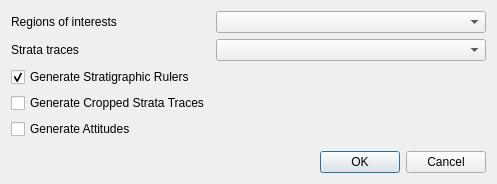
luca-penasa/vombat, file vombatlib/tools/AnalyzerDlg.ui: the form before one commit.
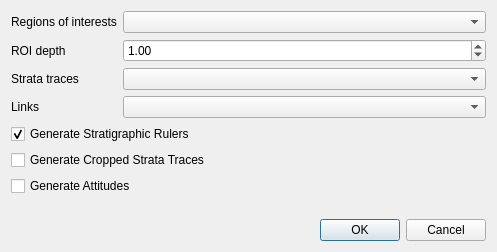
The form after the commit. Custom widgets are drawn as their Qt base class.

What changed in the file:
```diff
--- a/vombatlib/tools/AnalyzerDlg.ui
+++ b/vombatlib/tools/AnalyzerDlg.ui
@@ -7,12 +7,14 @@
     <x>0</x>
     <y>0</y>
     <width>497</width>
-    <height>180</height>
+    <height>252</height>
    </rect>
   </property>
   <property name="windowTitle">
    <string>Dialog</string>
   </property>
+  <layout class="QGridLayout" name="gridLayout">
+   <item row="0" column="0" colspan="2">
   <layout class="QFormLayout" name="formLayout">
    <item row="0" column="0">
     <widget class="QLabel" name="label">
@@ -22,19 +24,51 @@
     </widget>
    </item>
    <item row="0" column="1">
-    <widget class="QComboBox" name="comboRegions"/>
-   </item>
-   <item row="1" column="0">
+      <widget class="NewObjectSelectionComboBox" name="comboRegions"/>
+     </item>
+     <item row="2" column="0">
     <widget class="QLabel" name="label_2">
      <property name="text">
       <string>Strata traces</string>
      </property>
     </widget>
    </item>
+     <item row="2" column="1">
+      <widget class="NewObjectSelectionComboBox" name="comboTraces"/>
+     </item>
+     <item row="3" column="0">
+      <widget class="QLabel" name="label_3">
+       <property name="text">
+        <string>Links</string>
+       </property>
+      </widget>
+     </item>
+     <item row="3" column="1">
+      <widget class="NewObjectSelectionComboBox" name="comboLinks"/>
+     </item>
    <item row="1" column="1">
-    <widget class="QComboBox" name="comboTraces"/>
-   </item>
-   <item row="2" column="0">
+      <widget class="QDoubleSpinBox" name="spinRegionDepth">
+       <property name="minimum">
+        <double>0.000000000000000</double>
+       </property>
+       <property name="maximum">
+        <double>100000000.000000000000000</double>
+       </property>
+       <property name="value">
+        <double>1.000000000000000</double>
+       </property>
+      </widget>
+     </item>
+     <item row="1" column="0">
+      <widget class="QLabel" name="label_4">
+       <property name="text">
+        <string>ROI depth</string>
+       </property>
+      </widget>
+     </item>
+    </layout>
+   </item>
+   <item row="1" column="0" colspan="2">
     <widget class="QCheckBox" name="checkBoxGenerateRulers">
      <property name="text">
       <string>Generate Stratigraphic Rulers</string>
@@ -44,21 +78,21 @@
      </property>
     </widget>
    </item>
-   <item row="3" column="0">
+   <item row="2" column="0" colspan="2">
     <widget class="QCheckBox" name="checkBoxCropStrataTraces">
      <property name="text">
       <string>Generate Cropped Strata Traces</string>
      </property>
     </widget>
    </item>
-   <item row="4" column="0">
+   <item row="3" column="0">
     <widget class="QCheckBox" name="checkBoxGenerateAttitudes">
      <property name="text">
       <string>Generate Attitudes</string>
      </property>
     </widget>
    </item>
-   <item row="5" column="0">
+   <item row="4" column="1">
     <spacer name="verticalSpacer">
      <property name="orientation">
       <enum>Qt::Vertical</enum>
@@ -71,7 +105,7 @@
      </property>
     </spacer>
    </item>
-   <item row="6" column="0" colspan="2">
+   <item row="5" column="1">
     <widget class="QDialogButtonBox" name="buttonBox">
      <property name="orientation">
       <enum>Qt::Horizontal</enum>
@@ -83,6 +117,13 @@
    </item>
   </layout>
  </widget>
+ <customwidgets>
+  <customwidget>
+   <class>NewObjectSelectionComboBox</class>
+   <extends>QComboBox</extends>
+   <header location="global">NewObjectSelectionComboBox.h</header>
+  </customwidget>
+ </customwidgets>
  <resources/>
  <connections>
   <connection>
```
Lines whose indentation alone changed are shown as unchanged.
